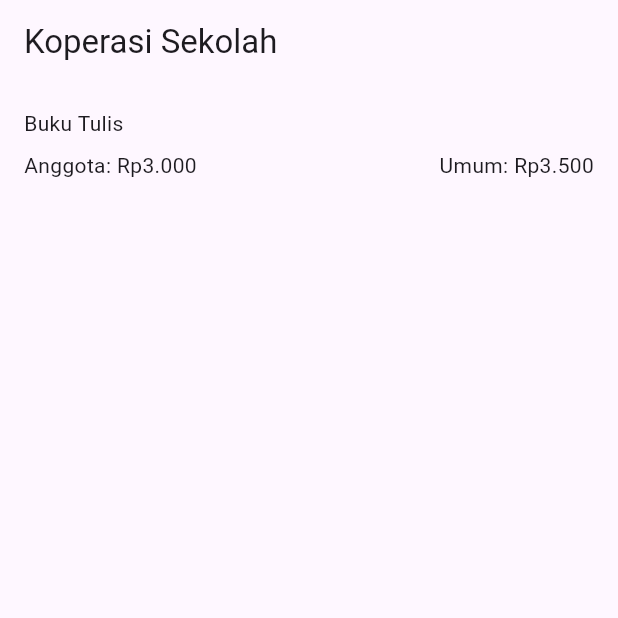
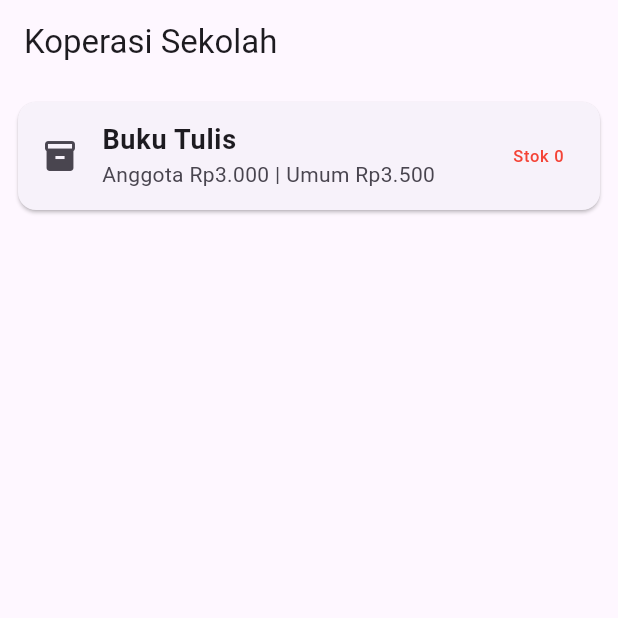
Before and after one commit to LodyGantengBet/dart-, a Flutter app: the screen it shows after launch, on a phone screen of 412 x 824 dp, the top half of it. Run offline on Flutter 3.47's test engine with Material 3 defaults, Android fonts, the phone set to English and light mode, and no system bars.

Commit message:
LKM-3 kartu barang

```diff
--- a/kopsis_ui/lib/main.dart
+++ b/kopsis_ui/lib/main.dart
@@ -7,28 +7,42 @@ class MyApp extends StatelessWidget {
 
   @override
   Widget build(BuildContext context) {
-    return MaterialApp(
-      home: Scaffold(
-        appBar: AppBar(
-          title: const Text('Koperasi Sekolah'),
-        ),
-        body: Container(
-          padding: const EdgeInsets.all(16),
-          child: Column(
-            crossAxisAlignment: CrossAxisAlignment.start,
-            children: [
-              const Text('Buku Tulis'),
+    return const MaterialApp(
+      home: KoperasiPage(),
+    );
+  }
+}
 
-              const SizedBox(height: 8),
+class KoperasiPage extends StatelessWidget {
+  const KoperasiPage({super.key});
 
-              Row(
-                mainAxisAlignment: MainAxisAlignment.spaceBetween,
-                children: const [
-                  Text('Anggota: Rp3.000'),
-                  Text('Umum: Rp3.500'),
-                ],
-              ),
-            ],
+  @override
+  Widget build(BuildContext context) {
+    int stok = 0;
+
+    return Scaffold(
+      appBar: AppBar(
+        title: const Text('Koperasi Sekolah'),
+      ),
+      body: Card(
+        margin: const EdgeInsets.all(12),
+        child: ListTile(
+          leading: const Icon(Icons.inventory_2),
+          title: const Text(
+            'Buku Tulis',
+            style: TextStyle(
+              fontSize: 18,
+              fontWeight: FontWeight.bold,
+            ),
+          ),
+          subtitle: const Text(
+            'Anggota Rp3.000 | Umum Rp3.500',
+          ),
+          trailing: Text(
+            'Stok ' + stok.toString(),
+            style: TextStyle(
+              color: stok == 0 ? Colors.red : Colors.black,
+            ),
           ),
         ),
       ),
```
